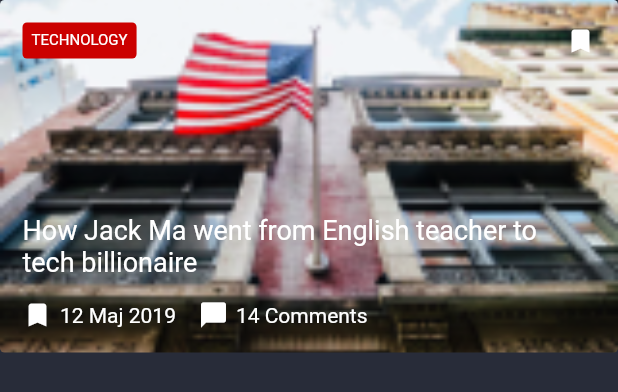
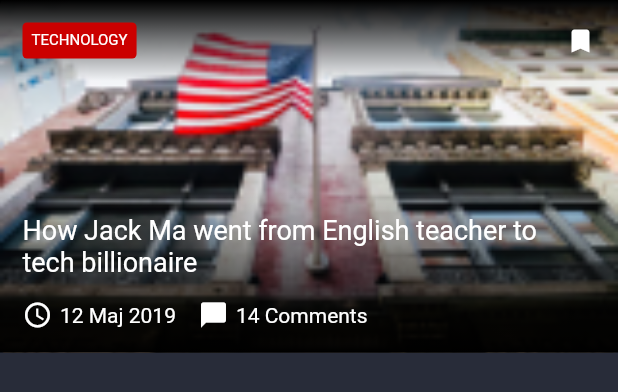
Before and after one commit to thierno7062/thieyDakar_projet, a Flutter app: the SliderNews widget shown alone on an empty page, opened directly, on a phone screen of 412 x 824 dp. Shown: the top 392 px of the screen. Run offline on Flutter 3.47's test engine with Material 2 defaults, Android fonts, the phone set to English and light mode, and no system bars.

Commit message:
slider_news linear gradient

```diff
--- a/lib/screens/home.dart
+++ b/lib/screens/home.dart
@@ -22,7 +22,7 @@ class HomeScreen extends StatelessWidget {
           children: <Widget>[
             // Comment(),
             // News(),
-            SliderNews(),
+            // SliderNews(),
           ],
         ),
       ),
--- a/lib/widgets/slider_news.dart
+++ b/lib/widgets/slider_news.dart
@@ -5,7 +5,6 @@ class SliderNews extends StatelessWidget {
   Widget build(BuildContext context) {
     return Container(
       height: 235.0,
-      padding: EdgeInsets.all(15),
       decoration: BoxDecoration(
           borderRadius: BorderRadius.all(Radius.circular(3)),
           image: DecorationImage(
@@ -15,7 +14,20 @@ class SliderNews extends StatelessWidget {
       child: Column(
         mainAxisAlignment: MainAxisAlignment.spaceBetween,
         children: <Widget>[
-          Row(
+          Container(
+            padding: EdgeInsets.all(15),
+            decoration: BoxDecoration(
+              gradient: LinearGradient(
+                begin: Alignment.topCenter,
+                end: Alignment.bottomCenter,
+                colors: [
+                  Colors.black,
+                  Color.fromRGBO(0, 0, 0, 0.0),
+                  // Color(0x00000000),
+                ],
+              ),
+            ),
+            child: Row(
               mainAxisAlignment: MainAxisAlignment.spaceBetween,
               children: <Widget>[
                 Container(
@@ -43,7 +55,20 @@ class SliderNews extends StatelessWidget {
                 ),
               ],
             ),
-          Column(
+          ),
+          Container(
+            padding: EdgeInsets.all(15),
+            decoration: BoxDecoration(
+              gradient: LinearGradient(
+                begin: Alignment.bottomCenter,
+                end: Alignment.topCenter,
+                colors: [
+                  Colors.black,
+                  Color.fromRGBO(0, 0, 0, 0),
+                ],
+              ),
+            ),
+            child: Column(
               children: <Widget>[
                 Row(
                   children: <Widget>[
@@ -63,7 +88,7 @@ class SliderNews extends StatelessWidget {
                 Row(
                   children: <Widget>[
                     Icon(
-                    Icons.bookmark,
+                      Icons.access_time,
                       color: Colors.white,
                       size: 20,
                     ),
@@ -102,6 +127,7 @@ class SliderNews extends StatelessWidget {
                 ),
               ],
             ),
+          ),
         ],
       ),
     );
```
Lines whose indentation alone changed are shown as unchanged.
